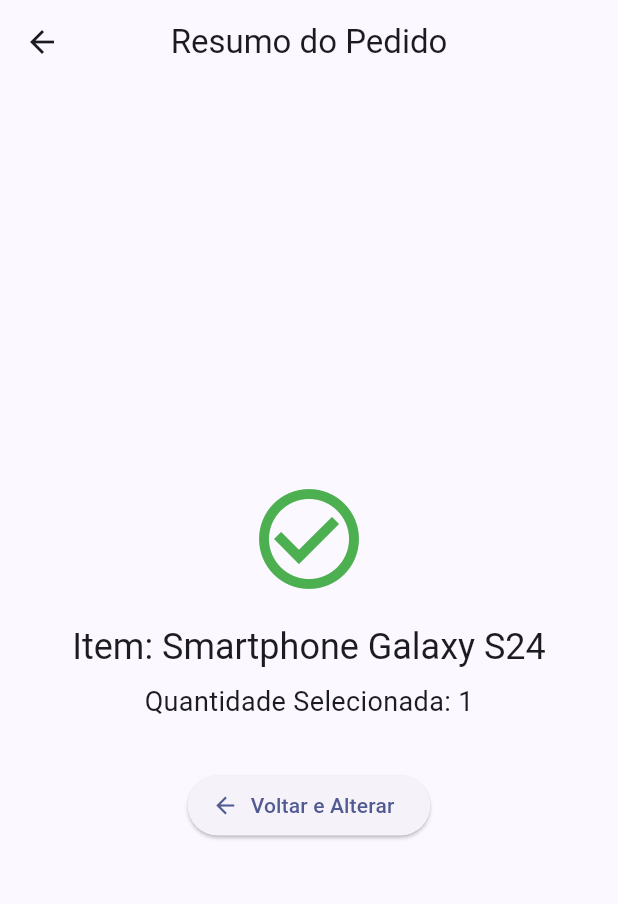
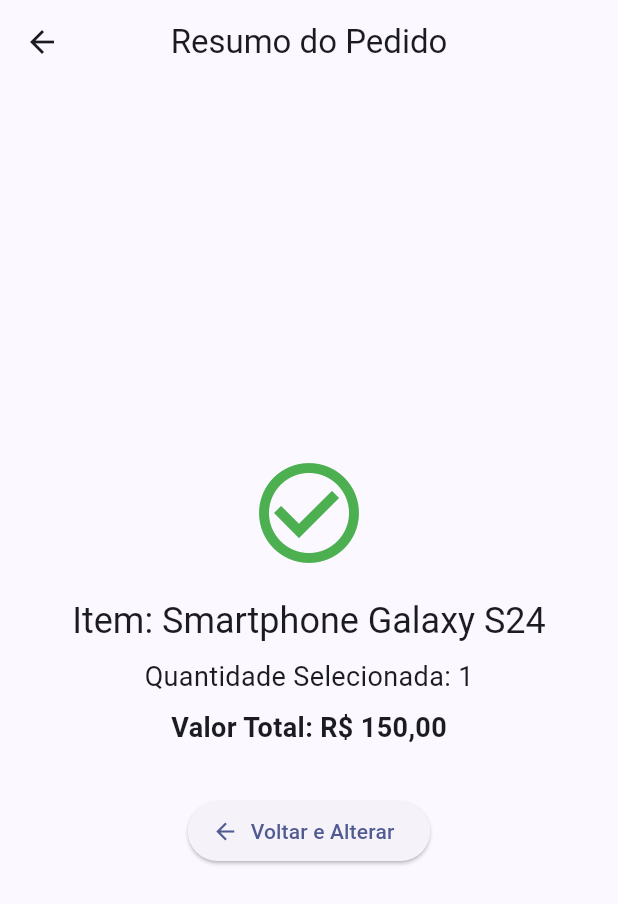
Before and after one commit to CAKeysama/DispositivosMoveisAula7, a Flutter app: the screen it shows after launch, after a tap on "Avançar para Resumo", on a phone screen of 412 x 824 dp. Shown: the top 904 px of the screen. Run offline on Flutter 3.47's test engine with Material 3 defaults, Android fonts, the phone set to English and light mode, and no system bars.

Commit message:
feat: calcula e exibe valor total do pedido
Co-authored-by: arena-agent <297053741+arena-agent@users.noreply.github.com>

```diff
--- a/lib/main.dart
+++ b/lib/main.dart
@@ -33,6 +33,9 @@
 class _TelaContadorState extends State<TelaContador> {
   int _quantidade = 1;
   final String _nomeProduto = 'Smartphone Galaxy S24';
+  final double _precoUnitario = 150.0;
+
+  double get _valorTotal => _quantidade * _precoUnitario;
 
   void _incrementar() {
     setState(() {
@@ -113,6 +116,7 @@
                       builder: (context) => TelaResumo(
                         item: _nomeProduto,
                         quantidade: _quantidade,
+                        valorTotal: _valorTotal,
                       ),
                     ),
                   );
--- a/lib/tela_resumo.dart
+++ b/lib/tela_resumo.dart
@@ -3,12 +3,18 @@
 class TelaResumo extends StatelessWidget {
   final String item;
   final int quantidade;
+  final double valorTotal;
 
   const TelaResumo({
     super.key,
     required this.item,
     required this.quantidade,
+    required this.valorTotal,
   });
+
+  String _formatarMoeda(double valor) {
+    return 'R\$ ${valor.toStringAsFixed(2).replaceAll('.', ',')}';
+  }
 
   @override
   Widget build(BuildContext context) {
@@ -38,6 +44,14 @@
                 'Quantidade Selecionada: $quantidade',
                 style: const TextStyle(fontSize: 18),
               ),
+              const SizedBox(height: 8),
+              Text(
+                'Valor Total: ${_formatarMoeda(valorTotal)}',
+                style: const TextStyle(
+                  fontSize: 18,
+                  fontWeight: FontWeight.bold,
+                ),
+              ),
               const SizedBox(height: 32),
               ElevatedButton.icon(
                 onPressed: () {
```
